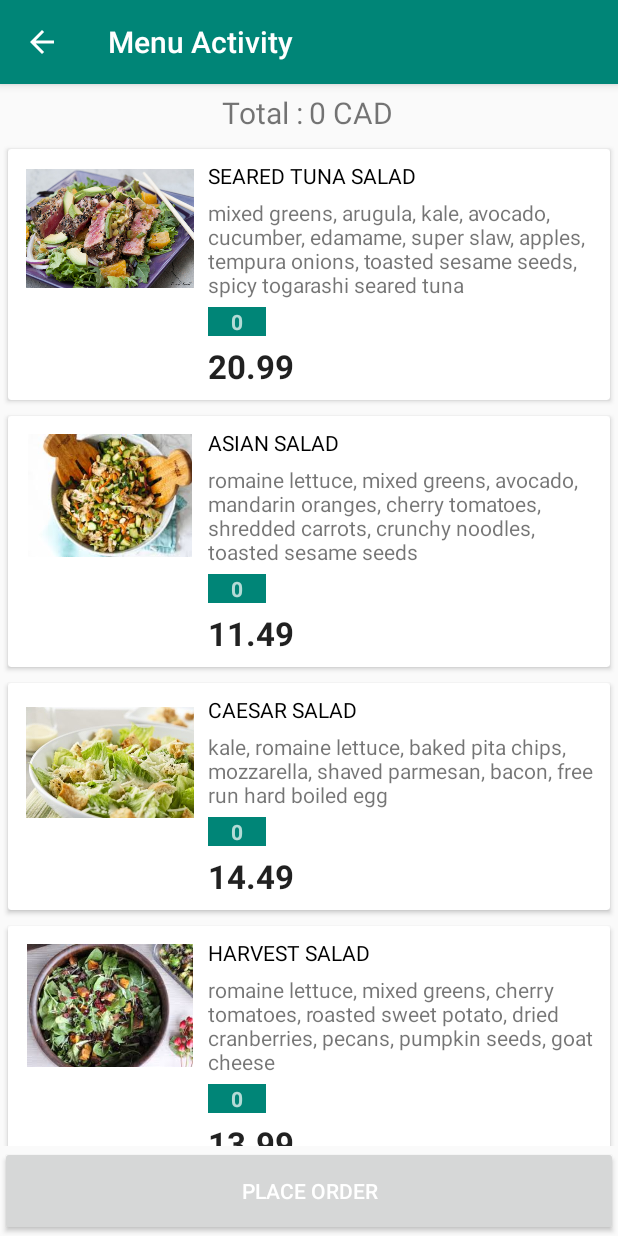
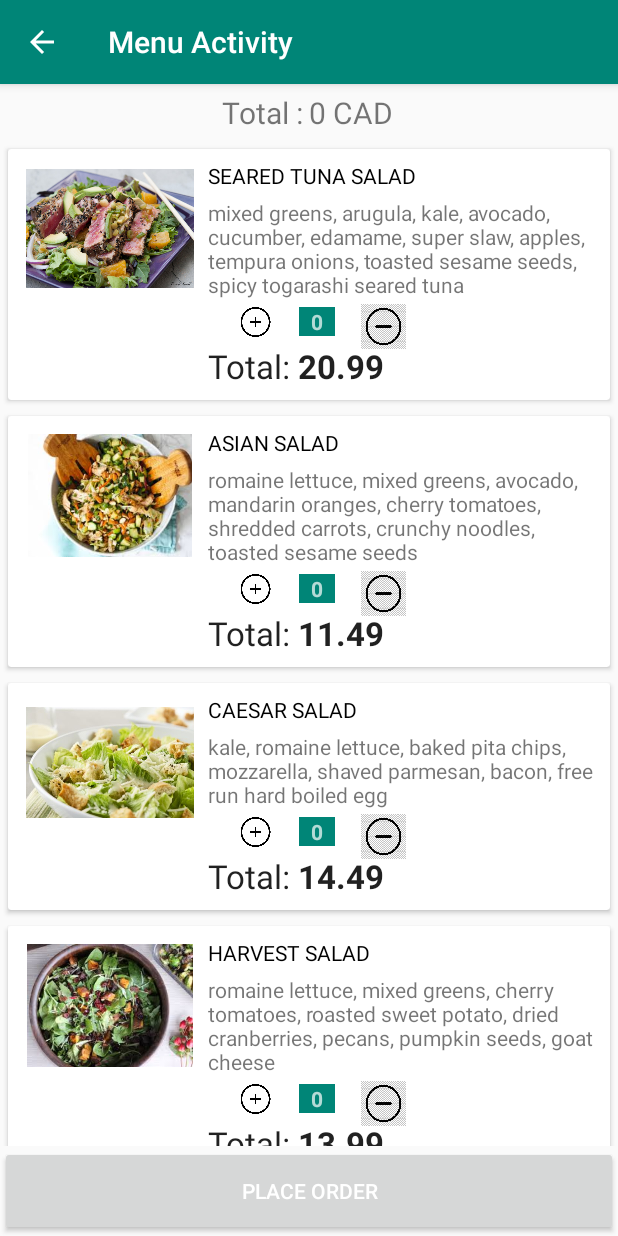
Before and after one commit to neeluchawla/ChawlaShop, an Android app: the MenuActivity screen opened directly, with no data from a screen before it, on a phone screen of 412 x 824 dp. Run offline under Robolectric (Android 15) with nearby library versions, the phone set to English and light mode, and no system bars.

Commit message:
Updated the card view for quantity

```diff
--- a/app/src/main/java/com/application/chawlashop/MenuActivity.java
+++ b/app/src/main/java/com/application/chawlashop/MenuActivity.java
@@ -5,6 +5,7 @@ import androidx.recyclerview.widget.LinearLayoutManager;
 import androidx.recyclerview.widget.RecyclerView;
 
 import android.os.Bundle;
+import android.view.View;
 
 import java.util.ArrayList;
 import java.util.List;
@@ -72,4 +73,7 @@ public class MenuActivity extends AppCompatActivity {
         //setting adapter to recyclerview
         recyclerView.setAdapter(adapter);
     }
+
+    public void insertOrder(View view) {
+    }
 }
--- a/app/src/main/res/layout/saladcardview.xml
+++ b/app/src/main/res/layout/saladcardview.xml
@@ -41,33 +41,69 @@
                 android:text="Salad Description"
                 android:textAppearance="@style/Base.TextAppearance.AppCompat.Small" />
 
+            <ImageView
+                android:id="@+id/addQuantity"
+                android:layout_width="30dp"
+                android:layout_height="20dp"
+
+                android:layout_below="@id/textViewDesc"
+                android:layout_marginLeft="22dp"
+                android:layout_marginTop="5dp"
+                android:layout_marginRight="5dp"
+                android:layout_toRightOf="@id/imageView"
+                android:src="@drawable/add_quantity" />
+
             <TextView
                 android:id="@+id/textViewQuantity"
                 android:layout_width="wrap_content"
                 android:layout_height="wrap_content"
                 android:layout_below="@id/textViewDesc"
-                android:layout_marginLeft="5dp"
+                android:layout_marginLeft="66dp"
                 android:layout_marginTop="5dp"
                 android:layout_toRightOf="@id/imageView"
                 android:background="@color/colorPrimary"
-                android:paddingLeft="15dp"
-                android:paddingRight="15dp"
-                android:text="Salad Quantity"
+                android:paddingLeft="8dp"
+                android:paddingRight="8dp"
+                android:text="Quantity"
                 android:textAppearance="@style/Base.TextAppearance.AppCompat.Small.Inverse"
                 android:textStyle="bold" />
+
+            <ImageView
+                android:id="@+id/reduceQuantity"
+                android:layout_width="30dp"
+                android:layout_height="30dp"
+
+                android:layout_below="@id/textViewDesc"
+                android:layout_marginLeft="17dp"
+                android:layout_marginTop="3dp"
+                android:layout_toRightOf="@id/textViewQuantity"
+                android:src="@drawable/reduce_quantity" />
+
+            <TextView
+                android:id="@+id/price_label"
+                android:layout_width="wrap_content"
+                android:layout_height="wrap_content"
+                android:layout_toRightOf="@id/imageView"
+                android:layout_below="@id/textViewQuantity"
+                android:layout_marginLeft="5dp"
+                android:layout_marginTop="5dp"
+                android:textAppearance="@style/Base.TextAppearance.AppCompat.Large"
+                android:text="Total:" />
 
             <TextView
                 android:id="@+id/textViewPrice"
                 android:layout_width="wrap_content"
                 android:layout_height="wrap_content"
                 android:layout_below="@id/textViewQuantity"
-                android:layout_marginLeft="5dp"
+                android:layout_marginLeft="65dp"
                 android:layout_marginTop="5dp"
                 android:layout_toRightOf="@id/imageView"
                 android:text="Salad Price"
                 android:textAppearance="@style/Base.TextAppearance.AppCompat.Large"
                 android:textStyle="bold" />
 
+
+
         </RelativeLayout>
 
     </androidx.cardview.widget.CardView>
```
